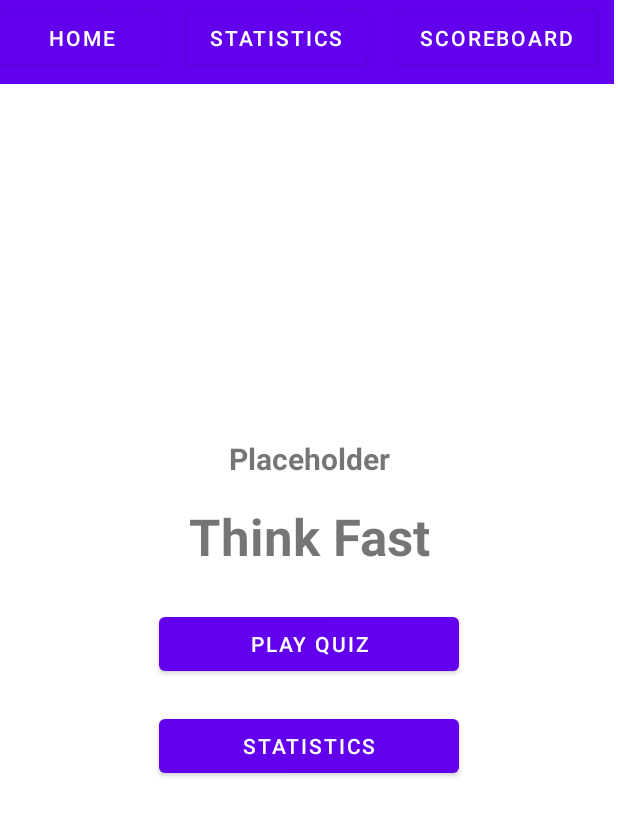
After one commit to Juliajakobs/ThinkFast2, an Android app: the layout activity_setup.xml on its own in the app's theme, with its tools: preview values and no code run, on a phone screen of 412 x 824 dp. The commit adds this screen. Shown: the top 816 px of the screen. Run offline under Robolectric (Android 15) with nearby library versions, the phone set to English and light mode, and no system bars; network calls fail.

Commit message:
setupActivity

```diff
--- a/app/src/main/java/com/example/thinkFast/AccountActivity.java
+++ b/app/src/main/java/com/example/thinkFast/AccountActivity.java
@@ -46,8 +46,8 @@ public class AccountActivity extends AppCompatActivity {
                         else{
                         Log.d("MyApp", mUsername.getText().toString() + " " + mAccounts[i].getUsername());
                         //Sending information about user to QuizActivity
-                        Intent in = new Intent(AccountActivity.this, QuizActivity.class);
-                        in.putExtra("username", mAccounts[i].getUsername());
+                        Intent in = new Intent(AccountActivity.this, SetupActivity.class);
+                       in.putExtra("username", mAccounts[i].getUsername());
                         in.putExtra("name", mAccounts[i].getName());
                         in.putExtra("email", mAccounts[i].getEmail());
 
@@ -70,7 +70,7 @@ public class AccountActivity extends AppCompatActivity {
                 mLoginButton.setVisibility(View.GONE);
                 if(mUsername.getText().length()!=0 && mEmail.getText().length()!=0 &&mName.getText().length()!=0&& mEmail.getText().length()!=0){
                    mAccounts=saveAccount(mAccounts.length,mAccounts,new Account(mUsername.getText().toString(),mPassword.getText().toString(),mName.getText().toString(),mEmail.getText().toString(),false));
-                    startActivity(new Intent(AccountActivity.this, QuizActivity.class));
+                    startActivity(new Intent(AccountActivity.this, SetupActivity.class));
                 }
             }
         });
--- /dev/null
+++ b/app/src/main/res/layout/activity_setup.xml
@@ -0,0 +1,163 @@
+<?xml version="1.0" encoding="utf-8"?>
+<androidx.constraintlayout.widget.ConstraintLayout xmlns:android="http://schemas.android.com/apk/res/android"
+    xmlns:app="http://schemas.android.com/apk/res-auto"
+    xmlns:tools="http://schemas.android.com/tools"
+    android:layout_width="match_parent"
+    android:layout_height="match_parent"
+    tools:context=".QuizActivity">
+
+
+    <LinearLayout
+        android:layout_width="0dp"
+        android:layout_height="0dp"
+        android:layout_marginTop="50dp"
+        android:layout_marginBottom="50dp"
+        android:baselineAligned="false"
+        android:gravity="center"
+        android:orientation="vertical"
+        android:padding="10dp"
+        android:textAlignment="center"
+        app:layout_constraintBottom_toBottomOf="parent"
+        app:layout_constraintEnd_toEndOf="parent"
+        app:layout_constraintHorizontal_bias="0.0"
+        app:layout_constraintStart_toStartOf="parent"
+        app:layout_constraintTop_toTopOf="parent"
+        app:layout_constraintVertical_bias="1.0">
+
+        <TextView
+            android:id="@+id/velkominn_user"
+            android:layout_width="match_parent"
+            android:layout_height="wrap_content"
+            android:text="@string/placeholder"
+            android:textAlignment="center"
+            android:textSize="20sp"
+            android:textStyle="bold"
+            android:visibility="visible" />
+
+        <TextView
+            android:id="@+id/textView"
+            android:layout_width="200dp"
+            android:layout_height="wrap_content"
+            android:layout_margin="10dp"
+            android:layout_marginTop="50dp"
+            android:clickable="false"
+            android:gravity="center_horizontal"
+            android:padding="5dp"
+            android:text="@string/app_name"
+            android:textAlignment="center"
+            android:textSize="34sp"
+            android:textStyle="bold"
+            android:visibility="visible" />
+
+        <Button
+            android:id="@+id/button_quiz"
+            android:layout_width="200dp"
+            android:layout_height="wrap_content"
+            android:layout_margin="10dp"
+            android:text="@string/play_quiz"
+            android:visibility="visible" />
+
+        <Button
+            android:id="@+id/button_statistics"
+            android:layout_width="200dp"
+            android:layout_height="wrap_content"
+            android:layout_margin="10dp"
+            android:text="@string/statistics"
+            android:visibility="visible"
+            tools:ignore="DuplicateSpeakableTextCheck" />
+
+        <RadioGroup
+            android:id="@+id/rg_players"
+            android:layout_width="match_parent"
+            android:layout_height="wrap_content"
+            android:visibility="gone">
+
+            <TextView
+                android:id="@+id/numPlayersTxt"
+                android:layout_width="match_parent"
+                android:layout_height="wrap_content"
+                android:text="@string/numPlayers"
+                android:visibility="visible" />
+
+            <RadioButton
+                android:id="@+id/rg_p1"
+                android:layout_width="match_parent"
+                android:layout_height="wrap_content"
+                android:text="@string/onePlayer" />
+
+            <RadioButton
+                android:id="@+id/rg_p2"
+                android:layout_width="match_parent"
+                android:layout_height="wrap_content"
+                android:text="@string/twoPlayers" />
+
+        </RadioGroup>
+
+        <RadioGroup
+            android:id="@+id/rg_categories"
+            android:layout_width="match_parent"
+            android:layout_height="219dp"
+            android:visibility="gone">
+
+            <TextView
+                android:id="@+id/textView3"
+                android:layout_width="match_parent"
+                android:layout_height="wrap_content"
+                android:text="@string/chooseCategory" />
+
+            <RadioButton
+                android:id="@+id/rb_c1"
+                android:layout_width="match_parent"
+                android:layout_height="wrap_content"
+                android:text="@string/placeholder"
+                tools:ignore="DuplicateSpeakableTextCheck" />
+
+            <RadioButton
+                android:id="@+id/rb_c2"
+                android:layout_width="match_parent"
+                android:layout_height="wrap_content"
+                android:text="@string/placeholder" />
+
+            <RadioButton
+                android:id="@+id/rb_c3"
+                android:layout_width="match_parent"
+                android:layout_height="wrap_content"
+                android:text="@string/placeholder" />
+
+            <RadioButton
+                android:id="@+id/rb_c4"
+                android:layout_width="match_parent"
+                android:layout_height="wrap_content"
+                android:text="@string/placeholder" />
+
+        </RadioGroup>
+
+        <Button
+            android:id="@+id/bQuizSettings"
+            android:layout_width="match_parent"
+            android:layout_height="wrap_content"
+            android:text="@string/play_quiz"
+            android:visibility="gone" />
+
+        <TextView
+            android:id="@+id/getReadyCountDown"
+            android:layout_width="match_parent"
+            android:layout_height="wrap_content"
+            android:text="@string/placeholder"
+            android:textAlignment="center"
+            android:textSize="60sp"
+            android:textStyle="bold"
+            android:visibility="gone" />
+
+    </LinearLayout>
+
+    <include
+        android:id="@+id/toolbar"
+        layout="@layout/header"
+        android:layout_width="fill_parent"
+
+        android:layout_height="wrap_content"
+        tools:layout_editor_absoluteX="3dp"
+        tools:layout_editor_absoluteY="-5dp" />
+
+</androidx.constraintlayout.widget.ConstraintLayout>
```
Also changed, not shown: app/src/main/AndroidManifest.xml (+5 -2 lines), app/src/main/java/com/example/thinkFast/SetupActivity.java (added, +167 -0 lines).
